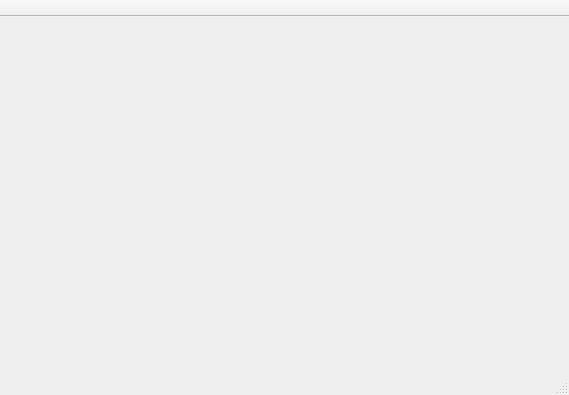
Above: mainwindow.ui from nanosdr/nanosdr-client before the change. Below: the same form after it.
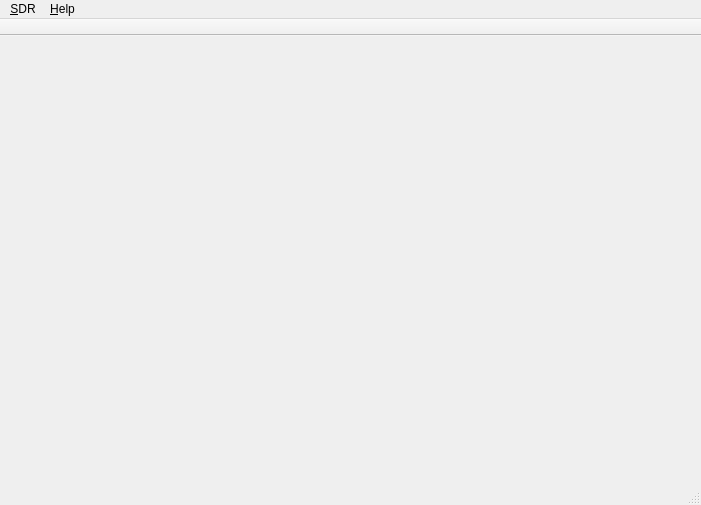
That is the form after the change.

Commit message: Add a few basic menu items.

```diff
--- a/mainwindow.ui
+++ b/mainwindow.ui
@@ -6,8 +6,8 @@
    <rect>
     <x>0</x>
     <y>0</y>
-    <width>569</width>
-    <height>395</height>
+    <width>701</width>
+    <height>505</height>
    </rect>
   </property>
   <property name="windowTitle">
@@ -22,10 +22,28 @@
     <rect>
      <x>0</x>
      <y>0</y>
-     <width>569</width>
+     <width>701</width>
      <height>27</height>
     </rect>
    </property>
+   <widget class="QMenu" name="menuSDR">
+    <property name="title">
+     <string>&amp;SDR</string>
+    </property>
+    <addaction name="actionConnect"/>
+    <addaction name="separator"/>
+    <addaction name="actionQuit"/>
+   </widget>
+   <widget class="QMenu" name="menu_Help">
+    <property name="title">
+     <string>&amp;Help</string>
+    </property>
+    <addaction name="separator"/>
+    <addaction name="actionAbout"/>
+    <addaction name="actionAboutQt"/>
+   </widget>
+   <addaction name="menuSDR"/>
+   <addaction name="menu_Help"/>
   </widget>
   <widget class="QToolBar" name="toolBar">
    <property name="movable">
```
Left out of the diff: 45 changed lines with no effect on the pictures. The commit also changes 2 other files.
